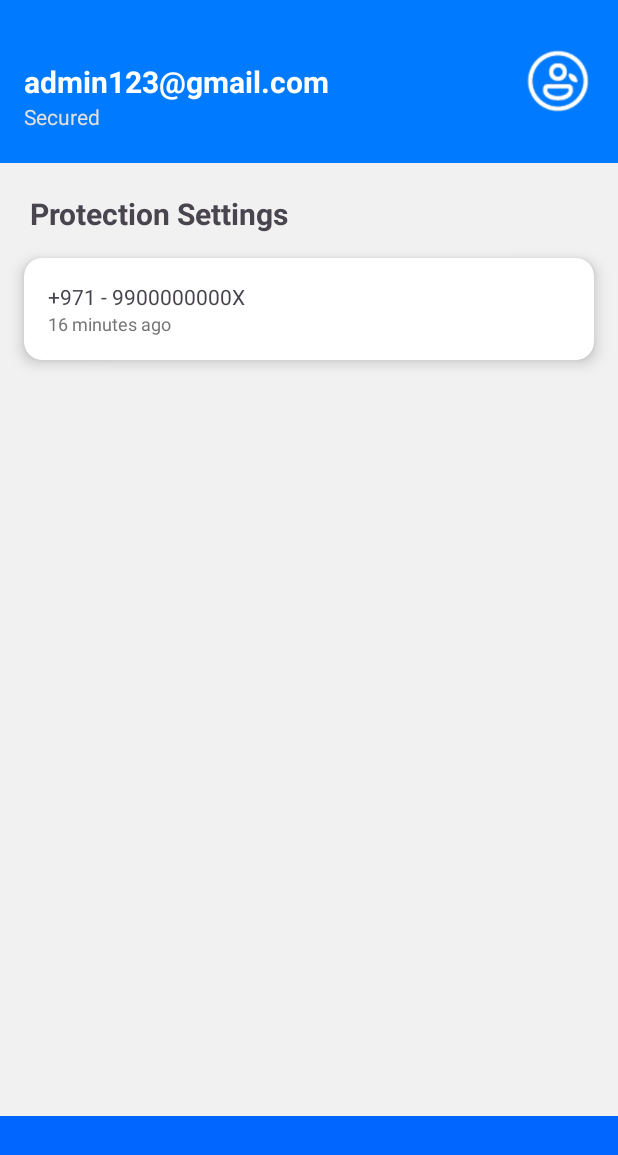
After one commit to Sudharaka200/ScanShield-mobile-app, an Android app: the protection screen opened directly, with no data from a screen before it, on a phone screen of 412 x 824 dp. The commit adds this screen. Shown: the top 1155 px of the screen. Run offline under Robolectric (Android 15) with nearby library versions, the phone set to English and light mode, and no system bars.

Commit message:
create protection ui

```diff
--- a/app/src/main/AndroidManifest.xml
+++ b/app/src/main/AndroidManifest.xml
@@ -12,6 +12,9 @@
         android:supportsRtl="true"
         android:theme="@style/Theme.ScanShieldmobileapp"
         tools:targetApi="31">
+        <activity
+            android:name=".protection"
+            android:exported="false" />
         <activity
             android:name=".login_successfully"
             android:exported="false" />
--- a/app/src/main/java/com/example/scanshield_mobile_app/home.java
+++ b/app/src/main/java/com/example/scanshield_mobile_app/home.java
@@ -42,11 +42,11 @@ public class home extends AppCompatActivity {
         });
 
         //Message Button
-        LinearLayout buttonMesssages =  findViewById(R.id.message_home);
-        buttonMesssages.setOnClickListener(new View.OnClickListener() {
+        LinearLayout buttonMessage = findViewById(R.id.messages_home);
+        buttonMessage.setOnClickListener(new View.OnClickListener() {
             @Override
             public void onClick(View view) {
-                Intent messageIntent = new Intent(getApplicationContext(), message_history.class);
+                Intent messageIntent =  new Intent(getApplicationContext(), message_history.class);
                 startActivity(messageIntent);
             }
         });
--- /dev/null
+++ b/app/src/main/java/com/example/scanshield_mobile_app/protection.java
@@ -0,0 +1,20 @@
+package com.example.scanshield_mobile_app;
+
+import android.os.Bundle;
+
+import androidx.activity.EdgeToEdge;
+import androidx.appcompat.app.AppCompatActivity;
+import androidx.core.graphics.Insets;
+import androidx.core.view.ViewCompat;
+import androidx.core.view.WindowInsetsCompat;
+
+public class protection extends AppCompatActivity {
+
+    @Override
+    protected void onCreate(Bundle savedInstanceState) {
+        super.onCreate(savedInstanceState);
+        EdgeToEdge.enable(this);
+        setContentView(R.layout.activity_protection);
+
+    }
+}
--- /dev/null
+++ b/app/src/main/res/layout/activity_protection.xml
@@ -0,0 +1,127 @@
+<?xml version="1.0" encoding="utf-8"?>
+<LinearLayout xmlns:android="http://schemas.android.com/apk/res/android"
+    xmlns:app="http://schemas.android.com/apk/res-auto"
+    xmlns:tools="http://schemas.android.com/tools"
+    android:layout_width="match_parent"
+    android:layout_height="match_parent"
+    android:orientation="vertical"
+    android:background="#F1F1F1"
+    tools:context=".MainActivity">
+
+    <ScrollView
+        android:layout_width="match_parent"
+        android:layout_height="0dp"
+        android:layout_weight="1">
+
+        <LinearLayout
+            android:layout_width="match_parent"
+            android:layout_height="wrap_content"
+            android:orientation="vertical">
+
+            <!-- Header Section -->
+            <LinearLayout
+                android:layout_width="match_parent"
+                android:layout_height="wrap_content"
+                android:background="#007BFF"
+                android:gravity="center_vertical"
+                android:orientation="horizontal"
+                android:padding="16dp">
+
+                <LinearLayout
+                    android:layout_width="0dp"
+                    android:layout_height="wrap_content"
+                    android:layout_marginTop="20dp"
+                    android:layout_marginBottom="10dp"
+                    android:layout_weight="1"
+                    android:orientation="vertical">
+
+                    <TextView
+                        android:layout_width="wrap_content"
+                        android:layout_height="wrap_content"
+                        android:text="admin123@gmail.com"
+                        android:textColor="#FFFFFF"
+                        android:textSize="20sp"
+                        android:textStyle="bold" />
+
+                    <TextView
+                        android:layout_width="wrap_content"
+                        android:layout_height="wrap_content"
+                        android:text="Secured"
+                        android:textColor="#E0E0E0"
+                        android:textSize="14sp" />
+                </LinearLayout>
+
+                <ImageView
+                    android:layout_width="48dp"
+                    android:layout_height="48dp"
+                    android:src="@drawable/female_profile" />
+            </LinearLayout>
+
+            <!-- Call History Section -->
+            <TextView
+                android:id="@+id/textView15"
+                android:layout_width="match_parent"
+                android:layout_height="wrap_content"
+                android:layout_marginLeft="20dp"
+                android:layout_marginTop="20dp"
+                android:text="Protection Settings"
+                android:textSize="20sp"
+                android:textStyle="bold" />
+
+            <androidx.cardview.widget.CardView
+                android:layout_width="match_parent"
+                android:layout_height="wrap_content"
+                android:layout_margin="16dp"
+                app:cardBackgroundColor="#FFF"
+                app:cardCornerRadius="12dp"
+                app:cardElevation="6dp">
+
+                <LinearLayout
+                    android:layout_width="match_parent"
+                    android:layout_height="wrap_content"
+                    android:orientation="vertical">
+
+                    <!-- Call History Items -->
+                    <LinearLayout
+                        android:layout_width="match_parent"
+                        android:layout_height="wrap_content"
+                        android:orientation="vertical"
+                        android:padding="16dp">
+
+                        <TextView
+                            android:layout_width="match_parent"
+                            android:layout_height="wrap_content"
+                            android:text="+971 - 9900000000X"
+                            android:textSize="14sp" />
+
+                        <TextView
+                            android:layout_width="match_parent"
+                            android:layout_height="wrap_content"
+                            android:text="16 minutes ago"
+                            android:textColor="#757575"
+                            android:textSize="12sp" />
+                    </LinearLayout>
+                </LinearLayout>
+
+            </androidx.cardview.widget.CardView>
+        </LinearLayout>
+
+    </ScrollView>
+
+
+    <!-- Bottom Navigation Menu -->
+    <com.google.android.material.bottomnavigation.BottomNavigationView
+        android:id="@+id/bottom_navigation"
+        android:layout_width="match_parent"
+        android:layout_height="wrap_content"
+        android:background="#0066FF"
+        app:menu="@menu/bottom_nav_menu"
+        app:labelVisibilityMode="labeled"
+        app:itemIconSize="24dp"
+        app:elevation="8dp">
+
+
+    </com.google.android.material.bottomnavigation.BottomNavigationView>
+
+
+</LinearLayout>
```
Also changed, not shown: app/src/main/res/layout/activity_home.xml (+35 -1 lines), app/src/main/res/layout/activity_registration.xml (deleted, +0 -20 lines), app/src/main/res/layout/login.xml (deleted, +0 -153 lines), app/src/main/res/drawable/search.png (added), 1 other file.
